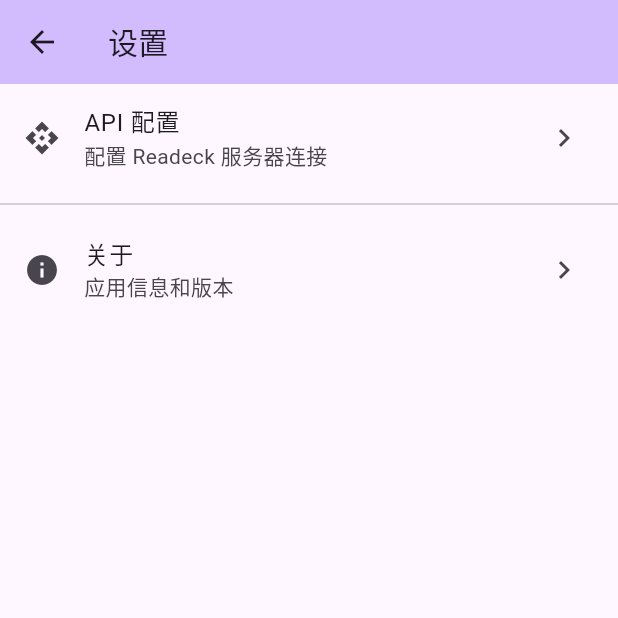
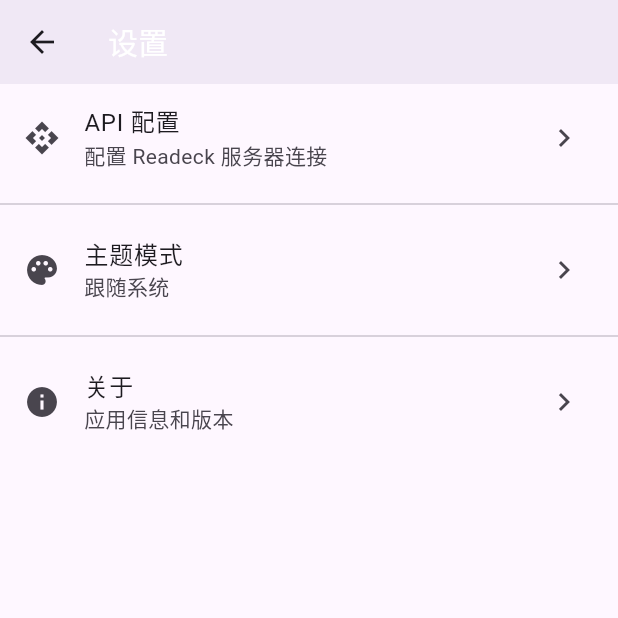
Before and after one commit to shadowfish07/ReadeckAPP, a Flutter app: the screen it shows after launch, after a tap on "前往设置", on a phone screen of 412 x 824 dp, the top half of it. Run offline on Flutter 3.47's test engine with Material 3 defaults, Android fonts, the phone set to English and light mode, and no system bars; our stand-ins replace shared_preferences.

Commit message:
feat(主题): 添加主题模式切换功能
- 在设置页面新增主题模式选择功能，支持浅色、深色和跟随系统
- 移除所有页面的自定义appBar背景色，使用主题默认样式
- 更新主应用的主题配置，支持动态切换
- 在README中添加运行命令说明

```diff
--- a/lib/main.dart
+++ b/lib/main.dart
@@ -16,6 +16,7 @@
 class _ReadeckAppState extends State<ReadeckApp> {
   final ReadeckApiService _apiService = ReadeckApiService();
   bool _isInitialized = false;
+  ThemeMode _themeMode = ThemeMode.system;
 
   @override
   void initState() {
@@ -30,6 +31,12 @@
     });
   }
 
+  void _changeThemeMode(ThemeMode themeMode) {
+    setState(() {
+      _themeMode = themeMode;
+    });
+  }
+
   @override
   Widget build(BuildContext context) {
     return MaterialApp(
@@ -40,15 +47,12 @@
           brightness: Brightness.light,
         ),
         useMaterial3: true,
-        appBarTheme: AppBarTheme(
+        appBarTheme: const AppBarTheme(
           centerTitle: false,
+          elevation: 4.0,
           titleTextStyle: TextStyle(
             fontSize: 20,
             fontWeight: FontWeight.w500,
-            color: Colors.black87,
-          ),
-          iconTheme: const IconThemeData(
-            color: Colors.black87,
           ),
         ),
         cardTheme: CardTheme(
@@ -58,8 +62,34 @@
           ),
         ),
       ),
+      darkTheme: ThemeData(
+        colorScheme: ColorScheme.fromSeed(
+          seedColor: Colors.deepPurple,
+          brightness: Brightness.dark,
+        ),
+        useMaterial3: true,
+        appBarTheme: const AppBarTheme(
+          centerTitle: false,
+          elevation: 4.0,
+          titleTextStyle: TextStyle(
+            fontSize: 20,
+            fontWeight: FontWeight.w500,
+          ),
+        ),
+        cardTheme: CardTheme(
+          elevation: 2,
+          shape: RoundedRectangleBorder(
+            borderRadius: BorderRadius.circular(12),
+          ),
+        ),
+      ),
+      themeMode: _themeMode,
       home: _isInitialized
-          ? HomePage(apiService: _apiService)
+          ? HomePage(
+              apiService: _apiService,
+              onThemeChanged: _changeThemeMode,
+              currentThemeMode: _themeMode,
+            )
           : const Scaffold(
               body: Center(
                 child: CircularProgressIndicator(),
--- a/lib/pages/about_page.dart
+++ b/lib/pages/about_page.dart
@@ -9,7 +9,6 @@
     return Scaffold(
       appBar: AppBar(
         title: const Text('关于'),
-        backgroundColor: Theme.of(context).colorScheme.inversePrimary,
       ),
       body: SingleChildScrollView(
         padding: const EdgeInsets.all(16.0),
--- a/lib/pages/home_page.dart
+++ b/lib/pages/home_page.dart
@@ -5,8 +5,15 @@
 
 class HomePage extends StatefulWidget {
   final ReadeckApiService apiService;
+  final Function(ThemeMode) onThemeChanged;
+  final ThemeMode currentThemeMode;
 
-  const HomePage({super.key, required this.apiService});
+  const HomePage({
+    super.key,
+    required this.apiService,
+    required this.onThemeChanged,
+    required this.currentThemeMode,
+  });
 
   @override
   State<HomePage> createState() => _HomePageState();
@@ -117,7 +124,11 @@
   Future<void> _navigateToSettings() async {
     final result = await Navigator.of(context).push<bool>(
       MaterialPageRoute(
-        builder: (context) => SettingsPage(apiService: widget.apiService),
+        builder: (context) => SettingsPage(
+          apiService: widget.apiService,
+          onThemeChanged: widget.onThemeChanged,
+          currentThemeMode: widget.currentThemeMode,
+        ),
       ),
     );
 
@@ -237,7 +248,6 @@
     return Scaffold(
       appBar: AppBar(
         title: const Text('今日阅读'),
-        backgroundColor: Theme.of(context).colorScheme.inversePrimary,
         actions: [
           IconButton(
             icon: const Icon(Icons.refresh),
--- a/lib/pages/settings_page.dart
+++ b/lib/pages/settings_page.dart
@@ -4,15 +4,21 @@
 
 class SettingsPage extends StatelessWidget {
   final ReadeckApiService apiService;
+  final Function(ThemeMode) onThemeChanged;
+  final ThemeMode currentThemeMode;
 
-  const SettingsPage({super.key, required this.apiService});
+  const SettingsPage({
+    super.key,
+    required this.apiService,
+    required this.onThemeChanged,
+    required this.currentThemeMode,
+  });
 
   @override
   Widget build(BuildContext context) {
     return Scaffold(
       appBar: AppBar(
         title: const Text('设置'),
-        backgroundColor: Theme.of(context).colorScheme.inversePrimary,
       ),
       body: ListView(
         children: [
@@ -31,6 +37,16 @@
           ),
           const Divider(),
           ListTile(
+            leading: const Icon(Icons.palette),
+            title: const Text('主题模式'),
+            subtitle: Text(_getThemeModeText(currentThemeMode)),
+            trailing: const Icon(Icons.chevron_right),
+            onTap: () {
+              _showThemeModeDialog(context);
+            },
+          ),
+          const Divider(),
+          ListTile(
             leading: const Icon(Icons.info),
             title: const Text('关于'),
             subtitle: const Text('应用信息和版本'),
@@ -45,6 +61,74 @@
           ),
         ],
       ),
+    );
+  }
+
+  String _getThemeModeText(ThemeMode mode) {
+    switch (mode) {
+      case ThemeMode.light:
+        return '浅色模式';
+      case ThemeMode.dark:
+        return '深色模式';
+      case ThemeMode.system:
+        return '跟随系统';
+    }
+  }
+
+  void _showThemeModeDialog(BuildContext context) {
+    showDialog(
+      context: context,
+      builder: (BuildContext context) {
+        return AlertDialog(
+          title: const Text('选择主题模式'),
+          content: Column(
+            mainAxisSize: MainAxisSize.min,
+            children: [
+              RadioListTile<ThemeMode>(
+                title: const Text('浅色模式'),
+                value: ThemeMode.light,
+                groupValue: this.currentThemeMode,
+                onChanged: (ThemeMode? value) {
+                  if (value != null) {
+                    this.onThemeChanged(value);
+                    Navigator.of(context).pop();
+                  }
+                },
+              ),
+              RadioListTile<ThemeMode>(
+                title: const Text('深色模式'),
+                value: ThemeMode.dark,
+                groupValue: this.currentThemeMode,
+                onChanged: (ThemeMode? value) {
+                  if (value != null) {
+                    this.onThemeChanged(value);
+                    Navigator.of(context).pop();
+                  }
+                },
+              ),
+              RadioListTile<ThemeMode>(
+                title: const Text('跟随系统'),
+                value: ThemeMode.system,
+                groupValue: this.currentThemeMode,
+                onChanged: (ThemeMode? value) {
+                  if (value != null) {
+                    this.onThemeChanged(value);
+                    Navigator.of(context).pop();
+                  }
+                },
+              ),
+            ],
+          ),
+          actions: [
+            TextButton(
+              onPressed: () {
+                Navigator.of(context).pop();
+              },
+              child: const Text('取消'),
+            ),
+          ],
+        );
+      },
     );
   }
 }
@@ -138,7 +222,6 @@
     return Scaffold(
       appBar: AppBar(
         title: const Text('API 配置'),
-        backgroundColor: Theme.of(context).colorScheme.inversePrimary,
       ),
       body: Padding(
         padding: const EdgeInsets.all(16.0),
```
Also changed, not shown: 1 other file.
